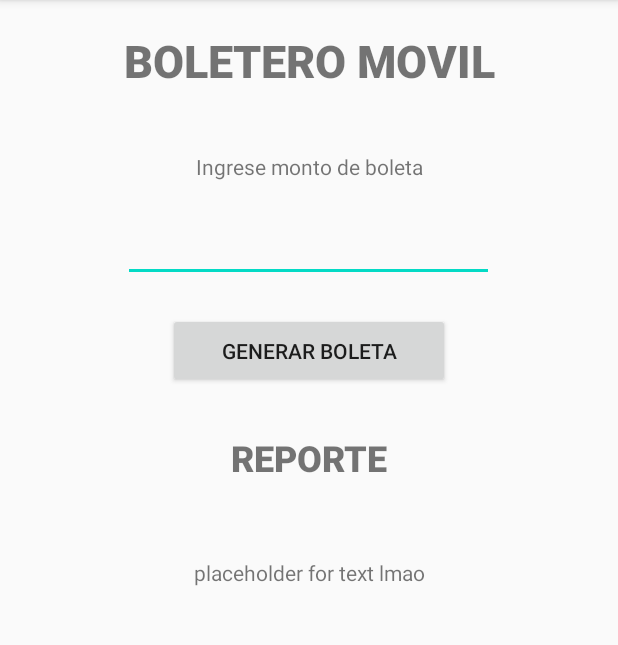
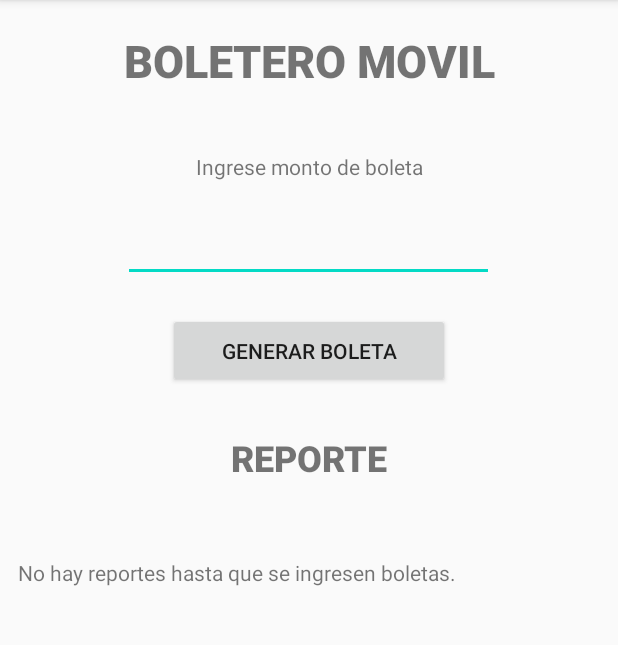
Before and after one commit to Zeretto4210/Evaluacion1, an Android app: the screen it shows after launch (MainActivity), on a phone screen of 412 x 824 dp, the part 84-729 px from its top. Run offline under Robolectric (Android 15) with nearby library versions, the phone set to English and light mode, and no system bars.

Commit message:
Agregada la funcionalidad del botón para generar reportes y actualizar el texto en función de lo pedido.

```diff
--- a/app/src/main/java/com/zeretto4210/evaluacion1/MainActivity.java
+++ b/app/src/main/java/com/zeretto4210/evaluacion1/MainActivity.java
@@ -3,13 +3,49 @@ package com.zeretto4210.evaluacion1;
 import androidx.appcompat.app.AppCompatActivity;
 
 import android.os.Bundle;
+import android.view.View;
+import android.widget.TextView;
+
+import org.w3c.dom.Text;
 
 public class MainActivity extends AppCompatActivity {
-
+    private int count;
+    private int[] highvalue;
+    private int[] minvalue;
+    private int totalvalue;
+    private int avgvalue;
+    private TextView report;
+    private TextView number;
     @Override
     protected void onCreate(Bundle savedInstanceState) {
         super.onCreate(savedInstanceState);
         setContentView(R.layout.activity_main);
-        //yeet
+        count = 0;
+        highvalue = new int[] {0,0}; //[0] = folio, [1] = valor
+        minvalue = new int[] {0,0};  //[0] = folio, [1] = valor
+        totalvalue = 0;
+        avgvalue = 0;
+        report = (TextView) findViewById(R.id.l_report);
+        number  = (TextView) findViewById(R.id.i_value);
+    }
+    public void press(View v){
+        int value = Integer.parseInt(""+number.getText());
+        number.setText("");
+
+        count++;
+        if(value>highvalue[1]){
+            highvalue[0] = count;
+            highvalue[1] = value;
+        }
+        if(value<minvalue[1]){
+            minvalue[0] = count;
+            minvalue[1] = value;
+        }
+        totalvalue += value;
+        avgvalue = totalvalue/count;
+
+        String text = " Boletas Ingresadas: "+count+"\n Boleta Mayor: Folio "+highvalue[0]+" - Valor $"+highvalue[1]+"\n Boleta Menor: Folio"+minvalue[0]+" - Valor $"+minvalue[1]+"\n Ingresos Totales: $"+totalvalue+"\n Promedio: $"+avgvalue+"\n Primer Folio: 1\n Ultimo Folio: "+count+"";
+
+        report.setText(text);
     }
 }
--- a/app/src/main/res/layout/activity_main.xml
+++ b/app/src/main/res/layout/activity_main.xml
@@ -41,6 +41,7 @@
         android:id="@+id/b_send"
         android:layout_width="188dp"
         android:layout_height="50dp"
+        android:onClick="press"
         android:text="Generar Boleta"
         app:layout_constraintBottom_toTopOf="@+id/guideline2"
         app:layout_constraintEnd_toEndOf="parent"
@@ -88,9 +89,11 @@
         android:id="@+id/l_report"
         android:layout_width="wrap_content"
         android:layout_height="wrap_content"
-        android:text="placeholder for text lmao"
+        android:text="No hay reportes hasta que se ingresen boletas."
+        android:textAlignment="viewStart"
         app:layout_constraintBottom_toBottomOf="parent"
         app:layout_constraintEnd_toEndOf="parent"
+        app:layout_constraintHorizontal_bias="0.1"
         app:layout_constraintStart_toStartOf="parent"
         app:layout_constraintTop_toTopOf="@+id/guideline3"
         app:layout_constraintVertical_bias="0.1" />
```
